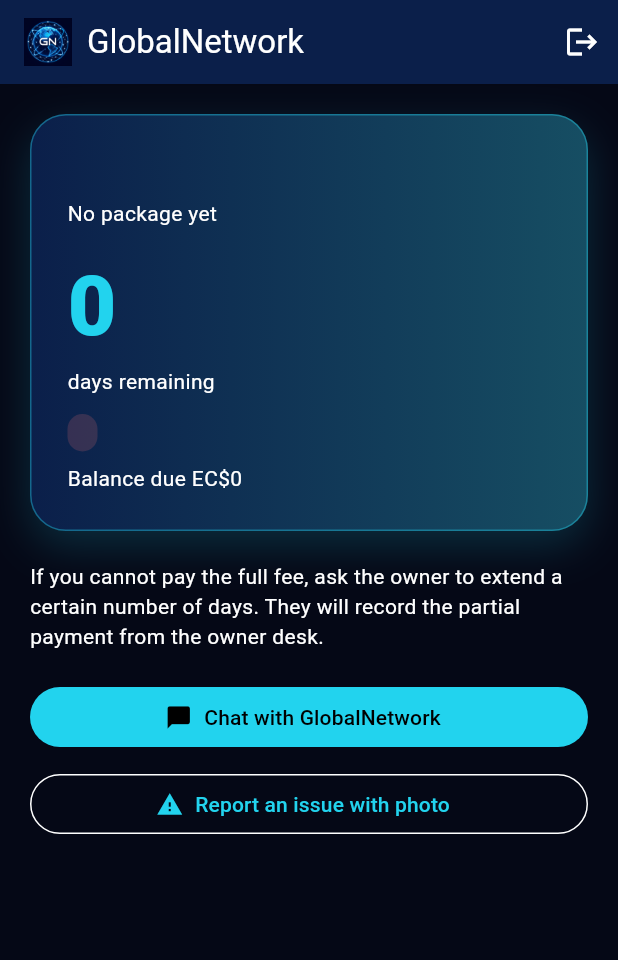
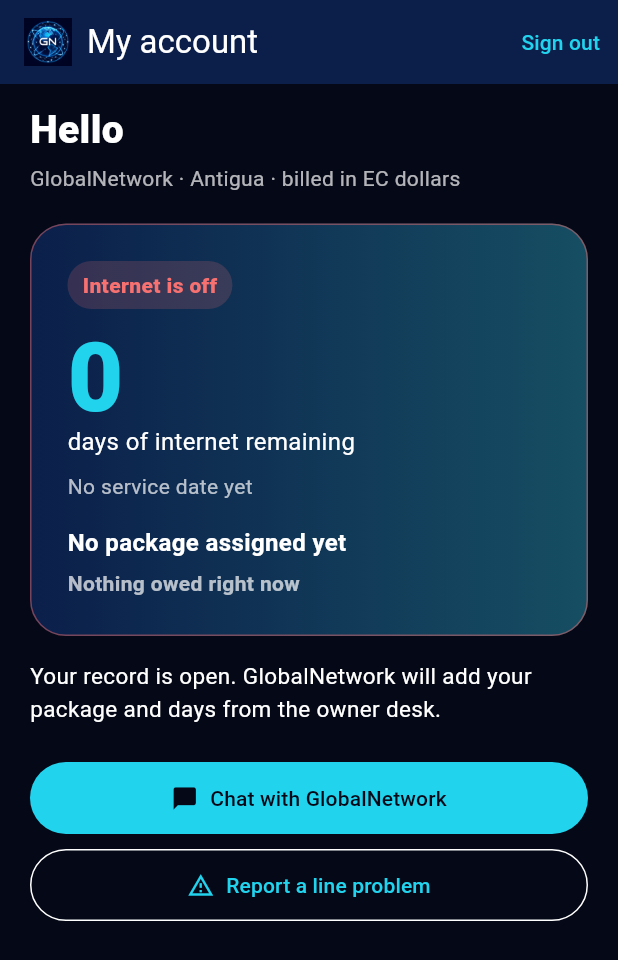
Before and after one commit to bbscalton/globalnetwork, a Flutter app: the screen it shows once a user with an empty profile is signed in, on a phone screen of 412 x 824 dp. Shown: the top 960 px of the screen. Run offline on Flutter 3.47's test engine with Material 3 defaults, Android fonts, the phone set to English and light mode, and no system bars; our stand-ins replace cloud_firestore, cloud_functions, firebase_auth, firebase_core, firebase_messaging, google_sign_in and 1 more; accounts and stored records are empty; network calls fail.

Commit message:
Open a real customer account after login instead of INTERNAL.
Signing in now loads or creates the customer record, and the app shows days remaining, plan, EC amounts, and service status.

Co-authored-by: Cursor <cursoragent@cursor.com>

```diff
--- a/customer-app/lib/main.dart
+++ b/customer-app/lib/main.dart
@@ -135,13 +135,22 @@ class _GateState extends State<Gate> {
         }
       });
     } on FirebaseFunctionsException catch (e) {
+      final raw = (e.message ?? e.code).trim();
+      final looksInternal = e.code == 'internal' || raw.toLowerCase() == 'internal';
       setState(() {
         linkError = e.code == 'not-found'
             ? 'No customer record for this email yet. Ask the owner to create your account on the GlobalNetwork desk.'
-            : (e.message ?? e.code);
+            : looksInternal || e.code == 'unavailable'
+                ? 'Could not open your account. Check your internet and try again.'
+                : (e.message ?? e.code);
       });
     } catch (e) {
-      setState(() => linkError = e.toString());
+      final raw = e.toString();
+      setState(() {
+        linkError = raw.toLowerCase().contains('internal')
+            ? 'Could not open your account. Check your internet and try again.'
+            : raw.replaceFirst('Exception: ', '');
+      });
     } finally {
       if (mounted) setState(() => linking = false);
     }
@@ -153,7 +162,18 @@ class _GateState extends State<Gate> {
       return LoginScreen(api: api, onReady: () => setState(() {}));
     }
     if (linking && account == null) {
-      return const Scaffold(body: Center(child: CircularProgressIndicator()));
+      return const Scaffold(
+        body: Center(
+          child: Column(
+            mainAxisSize: MainAxisSize.min,
+            children: [
+              CircularProgressIndicator(),
+              SizedBox(height: 16),
+              Text('Opening your account…'),
+            ],
+          ),
+        ),
+      );
     }
     if (account == null) {
       return Scaffold(
@@ -165,11 +185,22 @@ class _GateState extends State<Gate> {
             children: [
               const Icon(Icons.public, size: 64, color: GnTheme.cyan),
               const SizedBox(height: 16),
+              const Text(
+                'Your GlobalNetwork account',
+                textAlign: TextAlign.center,
+                style: TextStyle(fontSize: 22, fontWeight: FontWeight.w800),
+              ),
+              const SizedBox(height: 12),
               Text(
-                linkError ?? 'Ask the owner to create your account.',
+                linkError ?? 'Could not open your account yet.',
                 textAlign: TextAlign.center,
               ),
               const SizedBox(height: 16),
+              FilledButton(
+                onPressed: linking ? null : _bindCustomer,
+                child: Text(linking ? 'Opening…' : 'Try again'),
+              ),
+              const SizedBox(height: 8),
               OutlinedButton(
                 onPressed: () async {
                   await api.signOut();
--- a/customer-app/lib/models/customer.dart
+++ b/customer-app/lib/models/customer.dart
@@ -2,8 +2,12 @@ class CustomerAccount {
   CustomerAccount({
     required this.id,
     required this.name,
+    required this.email,
+    required this.phone,
+    required this.address,
     required this.status,
     required this.planName,
+    required this.planDays,
     required this.paidUntilMs,
     required this.balanceDue,
     required this.feeAmount,
@@ -11,8 +15,12 @@ class CustomerAccount {
 
   final String id;
   final String name;
+  final String email;
+  final String phone;
+  final String address;
   final String status;
   final String planName;
+  final int planDays;
   final int? paidUntilMs;
   final double balanceDue;
   final double feeAmount;
@@ -23,12 +31,72 @@ class CustomerAccount {
     return ((until - DateTime.now().millisecondsSinceEpoch) / 86400000).ceil();
   }
 
+  bool get internetOn => status == 'active' || status == 'grace';
+
+  String get serviceHeadline {
+    switch (status) {
+      case 'active':
+        return 'Internet is on';
+      case 'grace':
+        return 'Internet is on (partial payment)';
+      case 'suspended':
+        return 'Account paused';
+      default:
+        return 'Internet is off';
+    }
+  }
+
+  String get serviceDetail {
+    final days = daysLeft();
+    switch (status) {
+      case 'active':
+        if (days <= 0) return 'Your package ends today. Chat with GlobalNetwork to renew.';
+        if (days == 1) return '1 day left on your package.';
+        return '$days days left on your package.';
+      case 'grace':
+        return 'You are on the line with a partial payment. ${ec(balanceDue)} is still due.';
+      case 'suspended':
+        return 'GlobalNetwork paused this account. Chat to get it turned back on.';
+      default:
+        if (feeAmount > 0) {
+          return 'Pay ${ec(feeAmount)} or ask GlobalNetwork to add days if you cannot pay the full fee.';
+        }
+        return 'Your record is open. GlobalNetwork will add your package and days from the owner desk.';
+    }
+  }
+
+  String get validUntilLabel {
+    final until = paidUntilMs;
+    if (until == null || until <= 0) return 'No service date yet';
+    final d = DateTime.fromMillisecondsSinceEpoch(until);
+    const months = [
+      'Jan', 'Feb', 'Mar', 'Apr', 'May', 'Jun',
+      'Jul', 'Aug', 'Sep', 'Oct', 'Nov', 'Dec',
+    ];
+    return 'Valid until ${d.day} ${months[d.month - 1]} ${d.year}';
+  }
+
+  static String ec(double amount) {
+    final n = amount.round().abs().toString();
+    final buf = StringBuffer();
+    for (var i = 0; i < n.length; i++) {
+      final fromEnd = n.length - i;
+      if (i > 0 && fromEnd % 3 == 0) buf.write(',');
+      buf.write(n[i]);
+    }
+    return 'EC\$$buf';
+  }
+
   factory CustomerAccount.from(String id, Map<String, dynamic> data) {
     return CustomerAccount(
       id: id,
       name: (data['name'] ?? '') as String,
+      email: (data['email'] ?? '') as String,
+      phone: (data['phone'] ?? '') as String,
+      address: (data['address'] ?? '') as String,
       status: (data['status'] ?? 'expired') as String,
       planName: (data['planName'] ?? '') as String,
+      planDays: (data['planDays'] as num?)?.toInt() ?? 0,
       paidUntilMs: data['paidUntilMs'] == null ? null : (data['paidUntilMs'] as num).toInt(),
       balanceDue: (data['balanceDue'] as num?)?.toDouble() ?? 0,
       feeAmount: (data['feeAmount'] as num?)?.toDouble() ?? 0,
@@ -43,3 +111,11 @@ class ChatLine {
   final String text;
   final int createdAtMs;
 }
+
+class IssueTicket {
+  IssueTicket({required this.id, required this.title, required this.status, required this.createdAtMs});
+  final String id;
+  final String title;
+  final String status;
+  final int createdAtMs;
+}
--- a/customer-app/lib/screens/home_screen.dart
+++ b/customer-app/lib/screens/home_screen.dart
@@ -10,7 +10,7 @@ class HomeScreen extends StatelessWidget {
   final VoidCallback onIssue;
   final VoidCallback onSignOut;
 
-  Color get _statusColor {
+  Color get _tone {
     switch (account.status) {
       case 'active':
         return const Color(0xFF34D399);
@@ -24,68 +24,107 @@ class HomeScreen extends StatelessWidget {
   @override
   Widget build(BuildContext context) {
     final days = account.daysLeft().clamp(0, 9999);
+    final contact = [
+      if (account.address.trim().isNotEmpty) account.address.trim(),
+      if (account.phone.trim().isNotEmpty) account.phone.trim(),
+      if (account.email.trim().isNotEmpty) account.email.trim(),
+    ].join(' · ');
+
     return Scaffold(
       appBar: AppBar(
         title: Row(
           children: [
             Image.asset('assets/logo-gn.png', width: 32, height: 32, errorBuilder: (_, __, ___) => const Icon(Icons.public)),
             const SizedBox(width: 10),
-            const Text('GlobalNetwork'),
+            const Text('My account'),
           ],
         ),
-        actions: [IconButton(onPressed: onSignOut, icon: const Icon(Icons.logout))],
+        actions: [
+          TextButton(onPressed: onSignOut, child: const Text('Sign out')),
+        ],
       ),
       body: ListView(
-        padding: const EdgeInsets.all(20),
+        padding: const EdgeInsets.fromLTRB(20, 12, 20, 32),
         children: [
+          Text(
+            account.name.trim().isEmpty ? 'Hello' : 'Hello, ${account.name.trim()}',
+            style: const TextStyle(fontSize: 26, fontWeight: FontWeight.w800),
+          ),
+          const SizedBox(height: 4),
+          Text(
+            contact.isEmpty ? 'GlobalNetwork · Antigua · billed in EC dollars' : contact,
+            style: const TextStyle(color: Colors.white70, height: 1.4),
+          ),
+          const SizedBox(height: 20),
           Container(
             padding: const EdgeInsets.all(24),
             decoration: BoxDecoration(
               gradient: const LinearGradient(colors: [Color(0xFF0B1F4A), Color(0xFF164E63)]),
               borderRadius: BorderRadius.circular(24),
-              border: Border.all(color: GnTheme.cyan.withValues(alpha: 0.4)),
-              boxShadow: [BoxShadow(color: GnTheme.cyan.withValues(alpha: 0.18), blurRadius: 24, offset: const Offset(0, 10))],
+              border: Border.all(color: _tone.withValues(alpha: 0.45)),
             ),
             child: Column(
               crossAxisAlignment: CrossAxisAlignment.start,
               children: [
-                Text(account.name, style: const TextStyle(fontSize: 22, fontWeight: FontWeight.bold)),
-                Text(account.planName.isEmpty ? 'No package yet' : account.planName),
-                const SizedBox(height: 12),
-                TweenAnimationBuilder<double>(
-                  tween: Tween(begin: 0, end: days.toDouble()),
-                  duration: const Duration(milliseconds: 900),
-                  builder: (context, value, _) => Text(
-                    '${value.round()}',
-                    style: const TextStyle(fontSize: 56, fontWeight: FontWeight.w800, color: GnTheme.cyan),
-                  ),
-                ),
-                const Text('days remaining'),
-                const SizedBox(height: 12),
                 Container(
-                  padding: const EdgeInsets.symmetric(horizontal: 10, vertical: 4),
+                  padding: const EdgeInsets.symmetric(horizontal: 10, vertical: 6),
                   decoration: BoxDecoration(
-                    color: _statusColor.withValues(alpha: 0.18),
+                    color: _tone.withValues(alpha: 0.18),
                     borderRadius: BorderRadius.circular(999),
                   ),
                   child: Text(
-                    account.status.toUpperCase(),
-                    style: TextStyle(color: _statusColor, fontWeight: FontWeight.w700, fontSize: 12),
+                    account.serviceHeadline,
+                    style: TextStyle(color: _tone, fontWeight: FontWeight.w800),
                   ),
                 ),
+                const SizedBox(height: 16),
+                Text(
+                  '$days',
+                  style: const TextStyle(fontSize: 64, fontWeight: FontWeight.w800, color: GnTheme.cyan, height: 0.95),
+                ),
+                const Text('days of internet remaining', style: TextStyle(fontSize: 16)),
                 const SizedBox(height: 8),
-                Text('Balance due EC\$${account.balanceDue.toStringAsFixed(0)}'),
+                Text(account.validUntilLabel, style: const TextStyle(color: Colors.white70)),
+                const SizedBox(height: 16),
+                Text(
+                  account.planName.trim().isEmpty
+                      ? 'No package assigned yet'
+                      : '${account.planName}${account.planDays > 0 ? ' · ${account.planDays} days' : ''}${account.feeAmount > 0 ? ' · ${CustomerAccount.ec(account.feeAmount)}' : ''}',
+                  style: const TextStyle(fontWeight: FontWeight.w600, fontSize: 16),
+                ),
+                const SizedBox(height: 6),
+                Text(
+                  account.balanceDue > 0
+                      ? 'Amount due ${CustomerAccount.ec(account.balanceDue)}'
+                      : 'Nothing owed right now',
+                  style: TextStyle(
+                    color: account.balanceDue > 0 ? const Color(0xFFFBBF24) : Colors.white70,
+                    fontWeight: FontWeight.w600,
+                  ),
+                ),
               ],
             ),
           ),
-          const SizedBox(height: 20),
-          const Text(
-            'If you cannot pay the full fee, ask the owner to extend a certain number of days. They will record the partial payment from the owner desk.',
+          const SizedBox(height: 16),
+          Text(account.serviceDetail, style: const TextStyle(height: 1.45, fontSize: 15)),
+          const SizedBox(height: 24),
+          FilledButton.icon(
+            onPressed: onChat,
+            icon: const Icon(Icons.chat_bubble),
+            style: FilledButton.styleFrom(
+              backgroundColor: GnTheme.cyan,
+              foregroundColor: GnTheme.navy,
+              padding: const EdgeInsets.symmetric(vertical: 14),
+            ),
+            label: const Text('Chat with GlobalNetwork'),
           ),
-          const SizedBox(height: 20),
-          FilledButton.icon(onPressed: onChat, icon: const Icon(Icons.chat_bubble), label: const Text('Chat with GlobalNetwork')),
           const SizedBox(height: 10),
-          OutlinedButton.icon(onPressed: onIssue, icon: const Icon(Icons.report_problem), label: const Text('Report an issue with photo')),
+          OutlinedButton.icon(
+            onPressed: onIssue,
+            icon: const Icon(Icons.report_problem_outlined),
+            style: OutlinedButton.styleFrom(padding: const EdgeInsets.symmetric(vertical: 14)),
+            label: const Text('Report a line problem'),
+          ),
         ],
       ),
     );
--- a/customer-app/lib/services/api.dart
+++ b/customer-app/lib/services/api.dart
@@ -58,6 +58,11 @@ class GnApi {
   }
 
   Future<String> linkAccount() async {
+    final user = _auth.currentUser;
+    if (user != null) {
+      await user.reload();
+      await user.getIdToken(true);
+    }
     final callable = _functions.httpsCallable('linkCustomerAccount');
     final res = await callable.call(<String, dynamic>{});
     final data = Map<String, dynamic>.from(res.data as Map);
```
Also changed, not shown: 3 other files.
